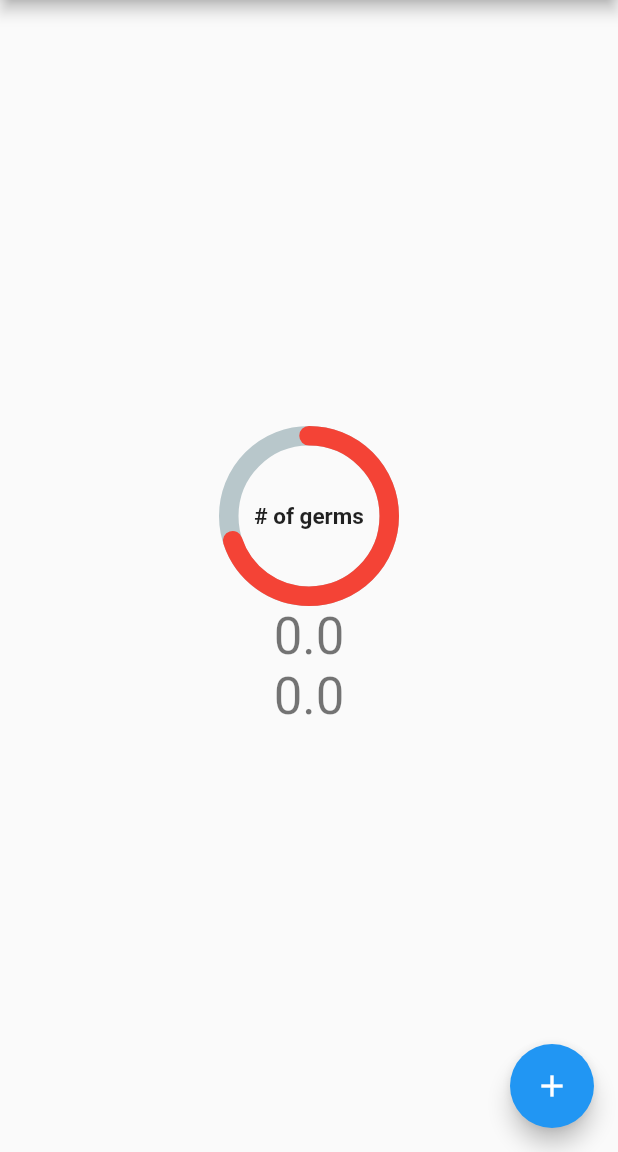
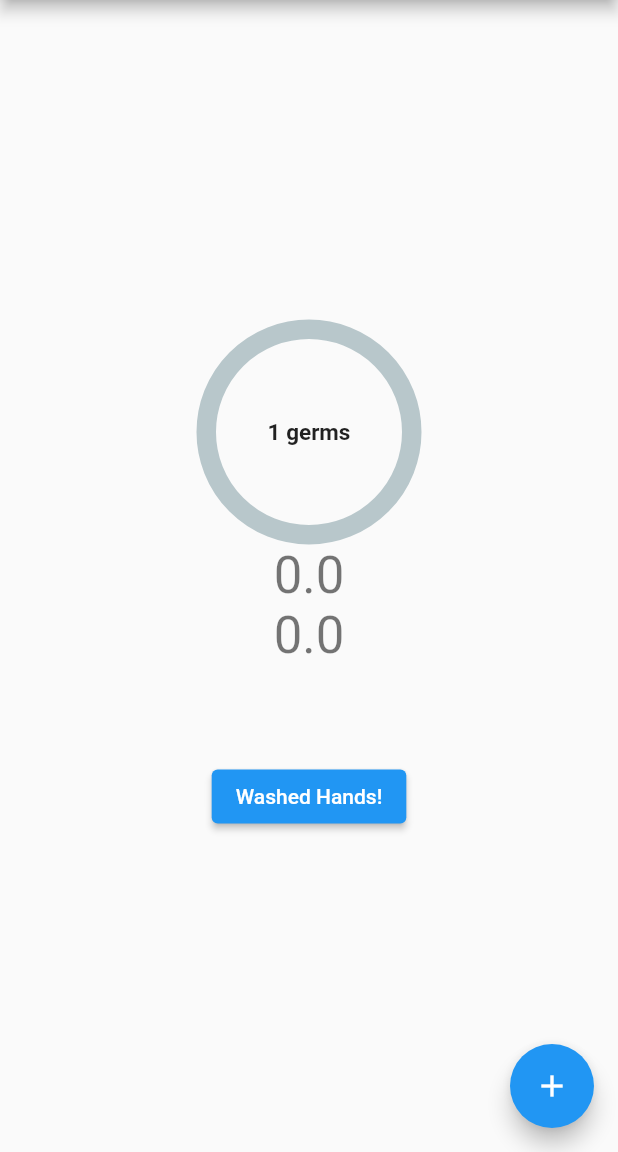
Before and after one commit to lukechn99/Minnehack2021, a Flutter app: the screen it shows after launch, after a tap on the "add" icon, on a phone screen of 412 x 824 dp, the part 84-1236 px from its top. Run offline on Flutter 3.47's test engine with Material 2 defaults, Android fonts, the phone set to English and light mode, and no system bars; drawn by our look-alikes of percent_indicator; our stand-ins replace location; missing offline and left inert: workmanager.

Commit message:
colors and progress and washed hands button

```diff
--- a/clean_homies/lib/main.dart
+++ b/clean_homies/lib/main.dart
@@ -51,9 +51,11 @@ class MyHomePage extends StatefulWidget {
 }
 
 class _MyHomePageState extends State<MyHomePage> {
-  int _counter = 0;
+  double _counter = 1;
+  double _percent = 0;
   double latitude = 0;
   double longitude = 0;
+  Color progress = Colors.red;
 
   void _incrementCounter() {
     setState(() {
@@ -62,12 +64,32 @@ class _MyHomePageState extends State<MyHomePage> {
       // so that the display can reflect the updated values. If we changed
       // _counter without calling setState(), then the build method would not be
       // called again, and so nothing would appear to happen.
-      _counter++;
+      _counter *= 1.5;
+      _percent = _counter / 5000000;
+      if (_percent < 0.25) {
+        progress = Colors.green;
+      } else if (_percent < 0.5) {
+        progress = Colors.yellow;
+      } else if (_percent < 0.75) {
+        progress = Colors.orange;
+      } else {
+        if (_percent > 1) {
+          _percent = 1;
+        }
+        progress = Colors.red;
+      }
     });
+  }
+
+  void _washedHands() {
+    _counter = _counter * 0.01;
+    _percent = 0;
   }
 
   void _getLocation() async {
     // grab location
+    _incrementCounter();
+
     Location location = new Location();
     bool _serviceEnabled;
     PermissionStatus _permissionGranted;
@@ -131,17 +153,17 @@ class _MyHomePageState extends State<MyHomePage> {
           mainAxisAlignment: MainAxisAlignment.center,
           children: <Widget>[
             CircularPercentIndicator(
-              radius: 120.0,
+              radius: 150.0,
               lineWidth: 13.0,
               animation: true,
-              percent: 0.7,
+              percent: _percent,
               center: new Text(
-                "# of germs",
+                _counter.toInt().toString() + " germs",
                 style:
                 new TextStyle(fontWeight: FontWeight.bold, fontSize: 15.0),
               ),
               circularStrokeCap: CircularStrokeCap.round,
-              progressColor: Colors.red,
+              progressColor: progress,
             ),
             Text(
               '$latitude',
@@ -151,6 +173,15 @@ class _MyHomePageState extends State<MyHomePage> {
               '$longitude',
               style: Theme.of(context).textTheme.headline4,
             ),
+            Padding(
+              padding: EdgeInsets.all(32.0)
+            ),
+            ElevatedButton(
+              child: Text('Washed Hands!'),
+              onPressed: () {
+                _washedHands();
+              },
+            )
           ],
         ),
       ),
```
Also changed, not shown: 1 other file.
